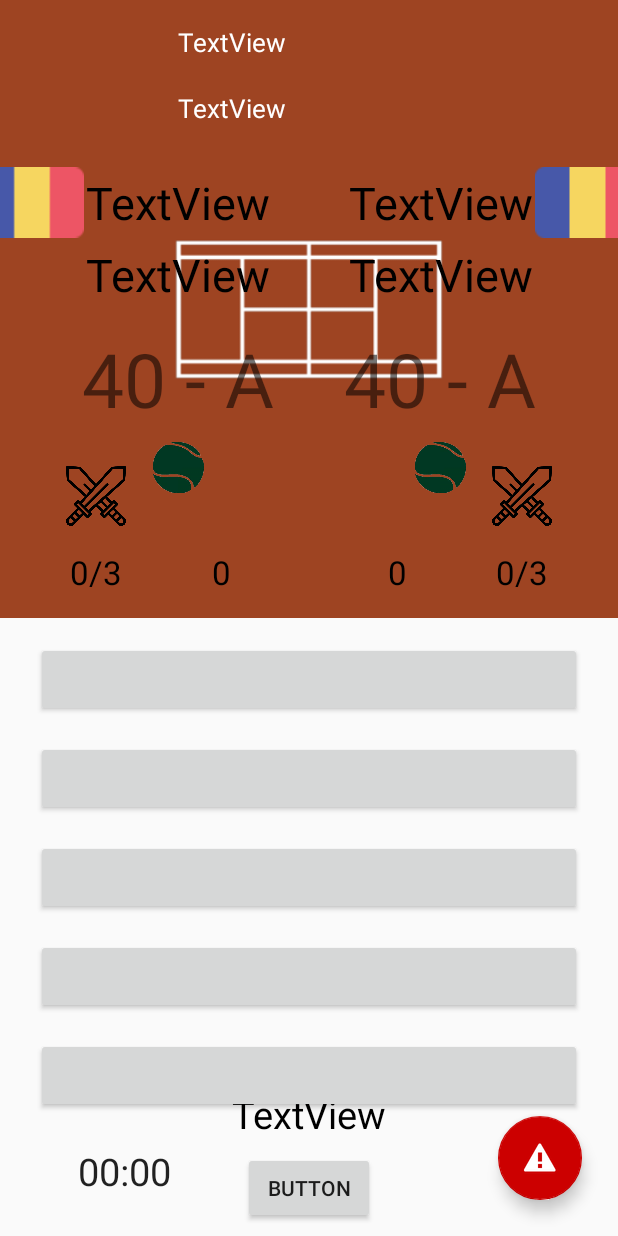
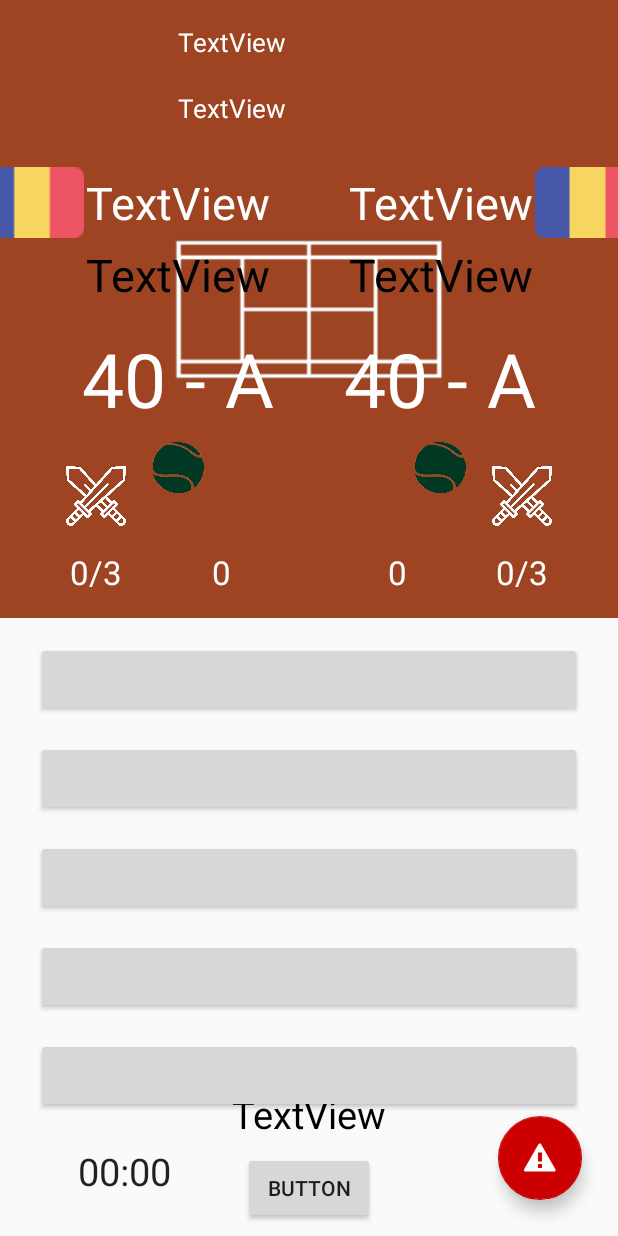
Before and after one commit to TancredeEPSI/PointBreakAndroid, an Android app: the layout activity_match.xml on its own in the app's theme, with its tools: preview values and no code run, on a phone screen of 412 x 824 dp. Run offline under Robolectric (Android 15) with nearby library versions, the phone set to English and light mode, and no system bars; plain views replace SubmitButton.

Commit message:
amélioration

```diff
--- a/PointBreak/app/src/main/java/fr/epsi/pointbreak/viewholders/MatchListRecyclerViewViewHolder.java
+++ b/PointBreak/app/src/main/java/fr/epsi/pointbreak/viewholders/MatchListRecyclerViewViewHolder.java
@@ -34,7 +34,7 @@ public class MatchListRecyclerViewViewHolder extends RecyclerView.ViewHolder imp
         mListener = listener;
         tvTeam1.setText(mMatch.playerOneName);
         tvTeam2.setText(mMatch.playerThreeName);
-        SimpleDateFormat outputFormat = new SimpleDateFormat("dd-MM-yyyy HH:mm:ss");
+        SimpleDateFormat outputFormat = new SimpleDateFormat("dd-MM-yyyy HH:mm");
 
         textDate.setText(outputFormat.format(mMatch.dateMatch));
     }
--- a/PointBreak/app/src/main/res/layout/activity_match.xml
+++ b/PointBreak/app/src/main/res/layout/activity_match.xml
@@ -96,7 +96,7 @@
         android:layout_marginStart="16dp"
         android:layout_marginTop="32dp"
         android:text="TextView"
-        android:textColor="@android:color/black"
+        android:textColor="@android:color/white"
         android:textSize="30sp"
         app:layout_constraintStart_toStartOf="@+id/guidelineV10"
         app:layout_constraintTop_toTopOf="@+id/guidelineH10" />
@@ -142,7 +142,7 @@
         android:layout_marginTop="32dp"
         android:text="TextView"
         android:textAlignment="viewEnd"
-        android:textColor="@android:color/black"
+        android:textColor="@android:color/white"
         android:textSize="30sp"
         app:layout_constraintEnd_toStartOf="@+id/guidelineV90"
         app:layout_constraintTop_toTopOf="@+id/guidelineH10" />
@@ -195,6 +195,7 @@
         android:layout_marginTop="16dp"
         android:foregroundGravity="center"
         android:text="40 - A"
+        android:textColor="@android:color/white"
         android:textSize="50sp"
         app:layout_constraintEnd_toEndOf="@+id/textNomGauche"
         app:layout_constraintStart_toStartOf="@+id/textNomGauche"
@@ -208,6 +209,7 @@
         android:layout_marginStart="8dp"
         android:layout_marginTop="16dp"
         android:text="40 - A"
+        android:textColor="@android:color/white"
         android:textSize="50sp"
         app:layout_constraintEnd_toEndOf="@+id/textNomDroit"
         app:layout_constraintStart_toStartOf="@+id/textNomDroit"
@@ -321,7 +323,7 @@
         app:layout_constraintBottom_toTopOf="@+id/textChallengeGauche"
         app:layout_constraintEnd_toEndOf="@+id/textChallengeGauche"
         app:layout_constraintStart_toStartOf="@+id/textChallengeGauche"
-        app:srcCompat="@drawable/challenge" />
+        app:srcCompat="@drawable/challenge_white" />
 
     <TextView
         android:id="@+id/textChallengeGauche"
@@ -332,7 +334,7 @@
         android:layout_marginStart="8dp"
         android:gravity="center"
         android:text="0/3"
-        android:textColor="@android:color/black"
+        android:textColor="@android:color/white"
         android:textSize="22sp"
         app:layout_constraintBottom_toTopOf="@+id/guidelineH50"
         app:layout_constraintEnd_toStartOf="@+id/guidelineV50"
@@ -348,7 +350,7 @@
         android:layout_marginStart="8dp"
         android:gravity="center"
         android:text="0"
-        android:textColor="@android:color/black"
+        android:textColor="@android:color/white"
         android:textSize="22sp"
         app:layout_constraintBottom_toTopOf="@+id/guidelineH50"
         app:layout_constraintEnd_toStartOf="@+id/guidelineV50"
@@ -365,7 +367,7 @@
         app:layout_constraintBottom_toTopOf="@+id/textWarningGauche"
         app:layout_constraintEnd_toEndOf="@+id/textWarningGauche"
         app:layout_constraintStart_toStartOf="@+id/textWarningGauche"
-        app:srcCompat="@drawable/warning" />
+        app:srcCompat="@drawable/warning_white" />
 
     <TextView
         android:id="@+id/textChallengeDroite"
@@ -376,7 +378,7 @@
         android:layout_marginStart="8dp"
         android:gravity="center"
         android:text="0/3"
-        android:textColor="@android:color/black"
+        android:textColor="@android:color/white"
         android:textSize="22sp"
         app:layout_constraintBottom_toTopOf="@+id/guidelineH50"
         app:layout_constraintEnd_toEndOf="parent"
@@ -392,7 +394,7 @@
         android:layout_marginStart="8dp"
         android:gravity="center"
         android:text="0"
-        android:textColor="@android:color/black"
+        android:textColor="@android:color/white"
         android:textSize="22sp"
         app:layout_constraintBottom_toTopOf="@+id/guidelineH50"
         app:layout_constraintEnd_toEndOf="parent"
@@ -409,7 +411,7 @@
         app:layout_constraintBottom_toTopOf="@+id/textWarningDroite"
         app:layout_constraintEnd_toEndOf="@+id/textWarningDroite"
         app:layout_constraintStart_toStartOf="@+id/textWarningDroite"
-        app:srcCompat="@drawable/warning" />
+        app:srcCompat="@drawable/warning_white" />
 
     <ImageView
         android:id="@+id/imageChallengeDroite"
@@ -421,7 +423,7 @@
         app:layout_constraintBottom_toTopOf="@+id/textChallengeDroite"
         app:layout_constraintEnd_toEndOf="@+id/textChallengeDroite"
         app:layout_constraintStart_toStartOf="@+id/textChallengeDroite"
-        app:srcCompat="@drawable/challenge" />
+        app:srcCompat="@drawable/challenge_white" />
 
     <Chronometer
         android:id="@+id/chronometer"
```
Also changed, not shown: PointBreak/app/src/main/java/fr/epsi/pointbreak/activities/MatchActivity.java (+50 -10 lines), PointBreak/app/src/main/res/drawable/challenge_white.png (added), PointBreak/app/src/main/res/drawable/warning_white.png (added).
